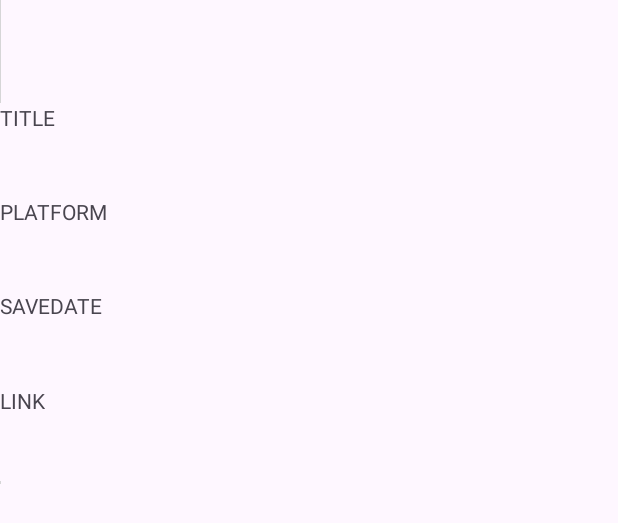
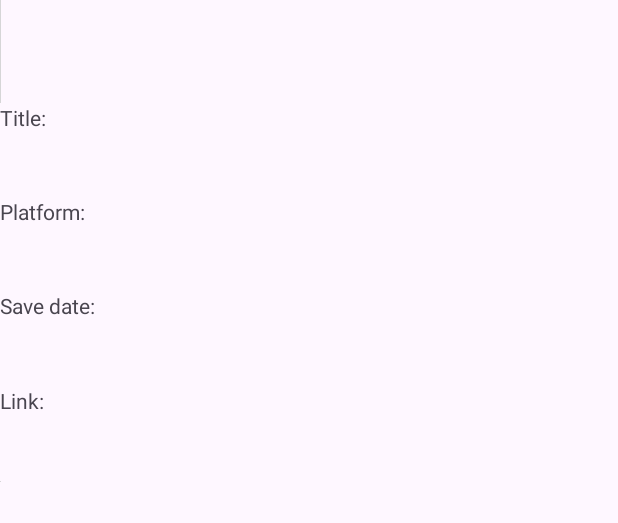
Before and after one commit to GinaHanaMi/social-media-content-saver, an Android app: the layout activity_receive_data.xml on its own in the app's theme, with its tools: preview values and no code run, on a phone screen of 412 x 824 dp. Shown: the part 185-708 px from the top of the screen. Run offline under Robolectric (Android 15) with nearby library versions, the phone set to English and light mode, and no system bars.

Commit message:
Simple fetch data finished

```diff
--- a/app/src/main/res/layout/activity_receive_data.xml
+++ b/app/src/main/res/layout/activity_receive_data.xml
@@ -34,28 +34,28 @@
                     android:layout_width="match_parent"
                     android:layout_height="0dp"
                     android:layout_weight="1"
-                    android:text="TITLE" />
+                    android:text="Title: " />
 
                 <TextView
                     android:id="@+id/receivePlatform"
                     android:layout_width="match_parent"
                     android:layout_height="0dp"
                     android:layout_weight="1"
-                    android:text="PLATFORM" />
+                    android:text="Platform: " />
 
                 <TextView
                     android:id="@+id/receiveSaveDate"
                     android:layout_width="match_parent"
                     android:layout_height="0dp"
                     android:layout_weight="1"
-                    android:text="SAVEDATE" />
+                    android:text="Save date: " />
 
                 <TextView
                     android:id="@+id/receivingTxt"
                     android:layout_width="match_parent"
                     android:layout_height="0dp"
                     android:layout_weight="1"
-                    android:text="LINK" />
+                    android:text="Link: " />
 
                 <FrameLayout
                     android:id="@+id/foldersFrame"
@@ -116,93 +116,6 @@
 
                             </FrameLayout>
 
-                            <FrameLayout
-                                android:id="@+id/folderFrame"
-                                android:layout_width="match_parent"
-                                android:layout_height="match_parent">
-
-                                <LinearLayout
-                                    android:layout_width="match_parent"
-                                    android:layout_height="match_parent"
-                                    android:orientation="horizontal">
-
-                                    <ImageView
-                                        android:id="@+id/imageView3"
-                                        android:layout_width="wrap_content"
-                                        android:layout_height="wrap_content"
-                                        tools:srcCompat="@tools:sample/avatars" />
-
-                                    <LinearLayout
-                                        android:layout_width="match_parent"
-                                        android:layout_height="match_parent"
-                                        android:orientation="vertical">
-
-                                        <TextView
-                                            android:id="@+id/folderTitle"
-                                            android:layout_width="match_parent"
-                                            android:layout_height="wrap_content"
-                                            android:text="FOLDERTITLE" />
-
-                                        <TextView
-                                            android:id="@+id/folderDescription"
-                                            android:layout_width="match_parent"
-                                            android:layout_height="wrap_content"
-                                            android:text="FOLDERDESCRIPTION" />
-
-                                        <TextView
-                                            android:id="@+id/folderCreateDate"
-                                            android:layout_width="match_parent"
-                                            android:layout_height="wrap_content"
-                                            android:text="FOLDERCREATEDATE" />
-                                    </LinearLayout>
-
-                                </LinearLayout>
-
-                            </FrameLayout>
-
-                            <FrameLayout
-                                android:id="@+id/folderFrame"
-                                android:layout_width="match_parent"
-                                android:layout_height="match_parent">
-
-                                <LinearLayout
-                                    android:layout_width="match_parent"
-                                    android:layout_height="match_parent"
-                                    android:orientation="horizontal">
-
-                                    <ImageView
-                                        android:id="@+id/imageView3"
-                                        android:layout_width="wrap_content"
-                                        android:layout_height="wrap_content"
-                                        tools:srcCompat="@tools:sample/avatars" />
-
-                                    <LinearLayout
-                                        android:layout_width="match_parent"
-                                        android:layout_height="match_parent"
-                                        android:orientation="vertical">
-
-                                        <TextView
-                                            android:id="@+id/folderTitle"
-                                            android:layout_width="match_parent"
-                                            android:layout_height="wrap_content"
-                                            android:text="FOLDERTITLE" />
-
-                                        <TextView
-                                            android:id="@+id/folderDescription"
-                                            android:layout_width="match_parent"
-                                            android:layout_height="wrap_content"
-                                            android:text="FOLDERDESCRIPTION" />
-
-                                        <TextView
-                                            android:id="@+id/folderCreateDate"
-                                            android:layout_width="match_parent"
-                                            android:layout_height="wrap_content"
-                                            android:text="FOLDERCREATEDATE" />
-                                    </LinearLayout>
-
-                                </LinearLayout>
-
-                            </FrameLayout>
                         </LinearLayout>
                     </ScrollView>
                 </FrameLayout>
```
Also changed, not shown: app/src/main/java/com/example/socialmediacontentsaver/MetadataFetcher.java (+72 -7 lines), app/src/main/java/com/example/socialmediacontentsaver/ReceiveDataActivity.java (+7 -4 lines).
